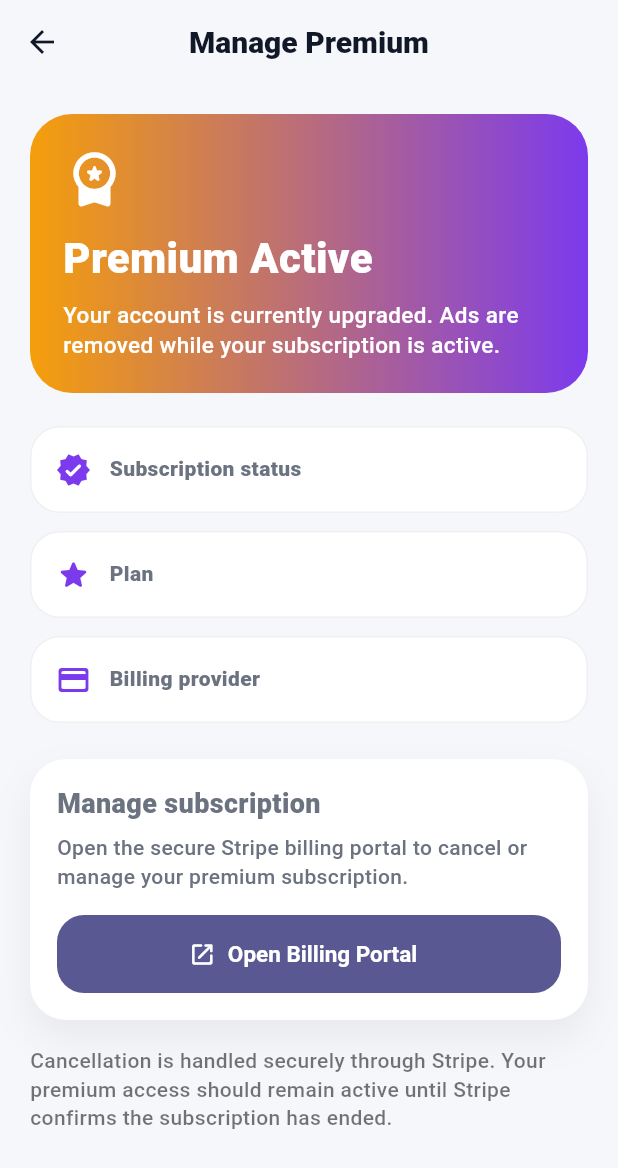
After one commit to keith-doyle/keiths-casino, a Flutter app: the ManagePremiumScreen screen opened directly, on a phone screen of 412 x 824 dp. The commit adds this screen. Shown: the top 1168 px of the screen. Run offline on Flutter 3.47's test engine with Material 3 defaults, Android fonts, the phone set to English and light mode, and no system bars; our stand-ins replace cloud_firestore, firebase_auth, firebase_core, google_mobile_ads; accounts and stored records are empty; network calls fail.

Commit message:
Improve daily rewards UI and premium state handling
Fixed daily reward not updating after premium upgrade
Added dynamic premium reward styling and state refresh
Improved reward status sync with backend (no restart required)
Updated home and manage premium screens for better UX
Fixed reward claim button state inconsistencies

```diff
--- a/lib/screens/home_screen.dart
+++ b/lib/screens/home_screen.dart
@@ -17,6 +17,7 @@ import 'profile_screen.dart';
 import 'singleplayer_poker_screen.dart';
 import 'stats_screen.dart';
 import 'tutorial_poker_screen.dart';
+import 'manage_premium_screen.dart';
 
 class HomeScreen extends StatelessWidget {
   HomeScreen({super.key});
@@ -63,7 +64,9 @@ class HomeScreen extends StatelessWidget {
                   Navigator.push(
                     context,
                     MaterialPageRoute(
-                      builder: (_) => const PremiumScreen(),
+                      builder: (_) => isPremium
+                          ? const ManagePremiumScreen()
+                          : const PremiumScreen(),
                     ),
                   );
                 },
--- /dev/null
+++ b/lib/screens/manage_premium_screen.dart
@@ -0,0 +1,252 @@
+import 'dart:convert';
+
+import 'package:cloud_firestore/cloud_firestore.dart';
+import 'package:firebase_auth/firebase_auth.dart';
+import 'package:flutter/material.dart';
+import 'package:http/http.dart' as http;
+import 'package:url_launcher/url_launcher.dart';
+
+class ManagePremiumScreen extends StatefulWidget {
+  const ManagePremiumScreen({super.key});
+
+  @override
+  State<ManagePremiumScreen> createState() => _ManagePremiumScreenState();
+}
+
+class _ManagePremiumScreenState extends State<ManagePremiumScreen> {
+  static const String _baseUrl = 'http://16.170.162.140:8000';
+
+  bool _busy = false;
+  String? _error;
+
+  Future<void> _openBillingPortal() async {
+    final user = FirebaseAuth.instance.currentUser;
+
+    if (user == null) {
+      setState(() => _error = 'You must be signed in.');
+      return;
+    }
+
+    setState(() {
+      _busy = true;
+      _error = null;
+    });
+
+    try {
+      final response = await http.post(
+        Uri.parse('$_baseUrl/billing/create-portal-session'),
+        headers: {'Content-Type': 'application/json'},
+        body: jsonEncode({
+          'uid': user.uid,
+        }),
+      );
+
+      final data = jsonDecode(response.body) as Map<String, dynamic>;
+
+      if (response.statusCode != 200) {
+        throw Exception(data['detail'] ?? response.body);
+      }
+
+      final portalUrl = data['portalUrl']?.toString();
+
+      if (portalUrl == null || portalUrl.isEmpty) {
+        throw Exception('Billing portal URL missing');
+      }
+
+      final opened = await launchUrl(
+        Uri.parse(portalUrl),
+        mode: LaunchMode.externalApplication,
+      );
+
+      if (!opened) {
+        throw Exception('Could not open billing portal');
+      }
+    } catch (_) {
+      if (!mounted) return;
+      setState(() {
+        _error = 'Could not open subscription management. Please try again.';
+      });
+    }
+    finally {
+      if (mounted) {
+        setState(() => _busy = false);
+      }
+    }
+  }
+  @override
+  Widget build(BuildContext context) {
+    final uid = FirebaseAuth.instance.currentUser!.uid;
+    final userDoc = FirebaseFirestore.instance.collection('users').doc(uid);
+
+    return Scaffold(
+      appBar: AppBar(
+        title: const Text('Manage Premium'),
+      ),
+      body: StreamBuilder<DocumentSnapshot<Map<String, dynamic>>>(
+        stream: userDoc.snapshots(),
+        builder: (context, snap) {
+          final data = snap.data?.data();
+
+          final tier = (data?['premiumTier'] ?? 'premium').toString();
+          final status = (data?['premiumStatus'] ?? 'active').toString();
+          final source = (data?['premiumSource'] ?? 'stripe').toString();
+
+          return ListView(
+            padding: const EdgeInsets.all(20),
+            children: [
+              Container(
+                padding: const EdgeInsets.all(22),
+                decoration: BoxDecoration(
+                  borderRadius: BorderRadius.circular(28),
+                  gradient: const LinearGradient(
+                    colors: [
+                      Color(0xFFF59E0B),
+                      Color(0xFF7C3AED),
+                    ],
+                  ),
+                ),
+                child: const Column(
+                  crossAxisAlignment: CrossAxisAlignment.start,
+                  children: [
+                    Icon(
+                      Icons.workspace_premium_rounded,
+                      color: Colors.white,
+                      size: 42,
+                    ),
+                    SizedBox(height: 14),
+                    Text(
+                      'Premium Active',
+                      style: TextStyle(
+                        color: Colors.white,
+                        fontSize: 28,
+                        fontWeight: FontWeight.w900,
+                      ),
+                    ),
+                    SizedBox(height: 8),
+                    Text(
+                      'Your account is currently upgraded. Ads are removed while your subscription is active.',
+                      style: TextStyle(color: Colors.white, fontSize: 15),
+                    ),
+                  ],
+                ),
+              ),
+
+              const SizedBox(height: 22),
+
+              _infoTile(
+                icon: Icons.verified_rounded,
+                title: 'Subscription status',
+                value: status,
+              ),
+              const SizedBox(height: 12),
+              _infoTile(
+                icon: Icons.star_rounded,
+                title: 'Plan',
+                value: tier,
+              ),
+              const SizedBox(height: 12),
+              _infoTile(
+                icon: Icons.payment_rounded,
+                title: 'Billing provider',
+                value: source,
+              ),
+
+              const SizedBox(height: 24),
+
+              Container(
+                padding: const EdgeInsets.all(18),
+                decoration: BoxDecoration(
+                  color: Colors.white,
+                  borderRadius: BorderRadius.circular(24),
+                  boxShadow: [
+                    BoxShadow(
+                      color: Colors.black.withOpacity(0.06),
+                      blurRadius: 22,
+                      offset: const Offset(0, 12),
+                    ),
+                  ],
+                ),
+                child: Column(
+                  crossAxisAlignment: CrossAxisAlignment.start,
+                  children: [
+                    const Text(
+                      'Manage subscription',
+                      style: TextStyle(
+                        fontWeight: FontWeight.w900,
+                        fontSize: 18,
+                      ),
+                    ),
+                    const SizedBox(height: 8),
+                    const Text(
+                      'Open the secure Stripe billing portal to cancel or manage your premium subscription.',
+                    ),
+                    const SizedBox(height: 16),
+                    SizedBox(
+                      width: double.infinity,
+                      child: FilledButton.icon(
+                        onPressed: _busy ? null : _openBillingPortal,
+                        icon: const Icon(Icons.open_in_new_rounded),
+                        label: Text(
+                          _busy ? 'Opening...' : 'Open Billing Portal',
+                        ),
+                      ),
+                    ),
+                  ],
+                ),
+              ),
+
+              if (_error != null) ...[
+                const SizedBox(height: 18),
+                Text(
+                  _error!,
+                  style: const TextStyle(
+                    color: Colors.red,
+                    fontWeight: FontWeight.w700,
+                  ),
+                ),
+              ],
+
+              const SizedBox(height: 18),
+
+              const Text(
+                'Cancellation is handled securely through Stripe. Your premium access should remain active until Stripe confirms the subscription has ended.',
+                style: TextStyle(color: Colors.black54),
+              ),
+            ],
+          );
+        },
+      ),
+    );
+  }
+
+  Widget _infoTile({
+    required IconData icon,
+    required String title,
+    required String value,
+  }) {
+    return Container(
+      padding: const EdgeInsets.all(16),
+      decoration: BoxDecoration(
+        color: Colors.white,
+        borderRadius: BorderRadius.circular(20),
+        border: Border.all(color: Colors.black.withOpacity(0.06)),
+      ),
+      child: Row(
+        children: [
+          Icon(icon, color: const Color(0xFF7C3AED)),
+          const SizedBox(width: 12),
+          Expanded(
+            child: Text(
+              title,
+              style: const TextStyle(fontWeight: FontWeight.w800),
+            ),
+          ),
+          Text(
+            value,
+            style: const TextStyle(fontWeight: FontWeight.w700),
+          ),
+        ],
+      ),
+    );
+  }
+}
```
Also changed, not shown: lib/widgets/daily_rewards_card.dart (+41 -7 lines).
